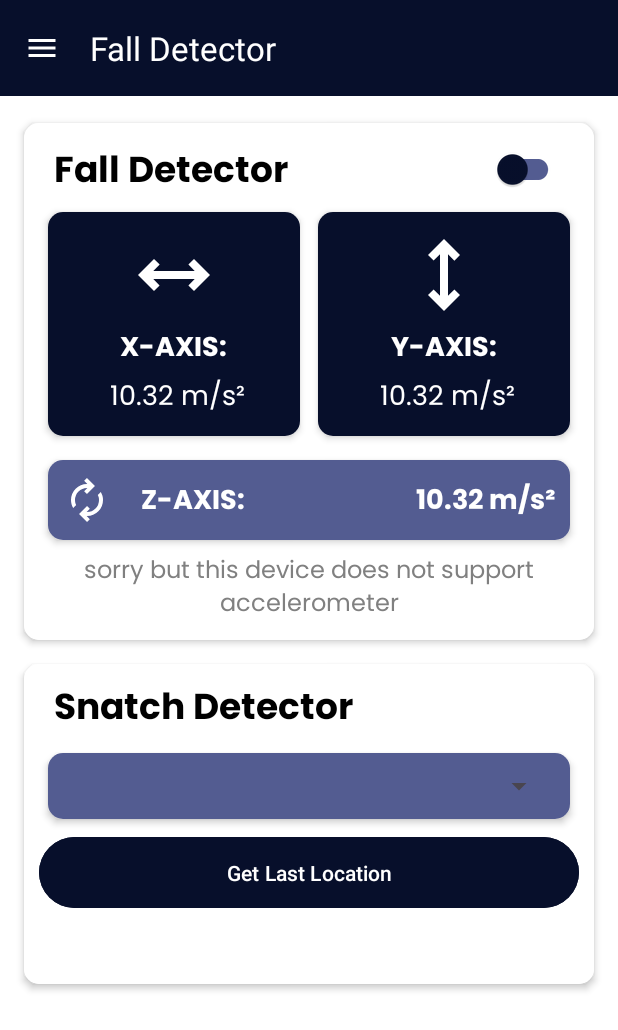
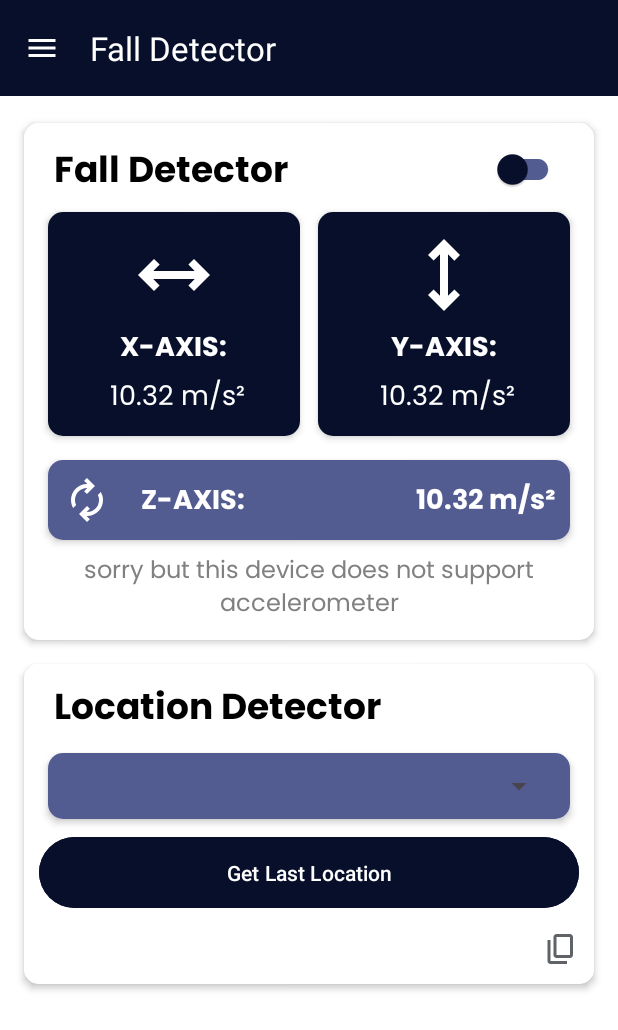
Before and after one commit to PeleboyKulot03/Crash-Detection, an Android app: the screen it shows after launch once a user with an empty profile is signed in (HomePageActivity), after a tap on "Get Last Location", on a phone screen of 412 x 824 dp. Shown: the top 1030 px of the screen. Run offline under Robolectric (Android 15) with nearby library versions, the phone set to English and light mode, and no system bars; our stand-ins replace Firebase (no records; nobody signed in at launch, a user with empty details on screens opened directly); pictures from the network do not load.

Commit message:
added copy to clipboard

```diff
--- a/app/src/main/java/com/example/crashdetector/ui/homepage/HomePageActivity.java
+++ b/app/src/main/java/com/example/crashdetector/ui/homepage/HomePageActivity.java
@@ -5,6 +5,9 @@ import static com.example.crashdetector.ui.homepage.fragments.FallDetector.isBet
 import android.Manifest;
 import android.app.Activity;
 import android.app.ActivityManager;
+import android.app.MediaRouteButton;
+import android.content.ClipData;
+import android.content.ClipboardManager;
 import android.content.Context;
 import android.content.Intent;
 import android.content.SharedPreferences;
@@ -121,6 +124,7 @@ public class HomePageActivity extends AppCompatActivity implements IHomePage, IF
     private ProgressBar progressBar;
     private Spinner spinner;
     HashMap<String, String> models;
+    private LinearLayout addressHolder;
 
 
     @RequiresApi(api = Build.VERSION_CODES.UPSIDE_DOWN_CAKE)
@@ -143,7 +147,8 @@ public class HomePageActivity extends AppCompatActivity implements IHomePage, IF
         name = header.findViewById(R.id.nameTV);
         email = header.findViewById(R.id.emailTV);
         profilePic = header.findViewById(R.id.profilePic);
-
+        addressHolder = findViewById(R.id.addressHolder);
+        ImageView copy = findViewById(R.id.copy);
         accelerometerWarning = findViewById(R.id.warningAccelerometer);
         leftPhoneWarning = findViewById(R.id.leftPhoneWarning);
 
@@ -194,6 +199,11 @@ public class HomePageActivity extends AppCompatActivity implements IHomePage, IF
 
         model.getInformation();
         model.getModels();
+        copy.setOnClickListener(v -> {
+            ClipboardManager clipboard = (ClipboardManager) getSystemService(Context.CLIPBOARD_SERVICE);
+            ClipData clip = ClipData.newPlainText("address", leftPhoneWarning.getText());
+            clipboard.setPrimaryClip(clip);
+        });
 
     }
     public static boolean isServiceRunningInForeground(Context context, Class<?> serviceClass) {
@@ -271,7 +281,7 @@ public class HomePageActivity extends AppCompatActivity implements IHomePage, IF
         Button getLocation = findViewById(R.id.getLocation);
         getLocation.setOnClickListener(v -> {
             leftPhoneWarning.setText(models.get(spinner.getSelectedItem()));
-            leftPhoneWarning.setVisibility(View.VISIBLE);
+            addressHolder.setVisibility(View.VISIBLE);
         });
     }
 
--- /dev/null
+++ b/app/src/main/res/drawable/content_copy_24dp_fill0_wght400_grad0_opsz24.xml
@@ -0,0 +1,9 @@
+<vector xmlns:android="http://schemas.android.com/apk/res/android"
+    android:width="24dp"
+    android:height="24dp"
+    android:viewportWidth="960"
+    android:viewportHeight="960">
+  <path
+      android:pathData="M360,720q-33,0 -56.5,-23.5T280,640v-480q0,-33 23.5,-56.5T360,80h360q33,0 56.5,23.5T800,160v480q0,33 -23.5,56.5T720,720L360,720ZM360,640h360v-480L360,160v480ZM200,880q-33,0 -56.5,-23.5T120,800v-560h80v560h440v80L200,880ZM360,640v-480,480Z"
+      android:fillColor="#5f6368"/>
+</vector>
--- a/app/src/main/res/layout/activity_home_page.xml
+++ b/app/src/main/res/layout/activity_home_page.xml
@@ -272,7 +272,7 @@
                                 android:fontFamily="@font/poppins_bold"
                                 android:paddingStart="10dp"
                                 android:paddingEnd="10dp"
-                                android:text="@string/snatch_phone"
+                                android:text="@string/location_detector"
                                 android:textColor="@color/black"
                                 android:textSize="24sp" />
 
@@ -310,17 +310,33 @@
                             android:backgroundTint="@color/primary"
                             android:textColor="@color/white"
                             />
+                        <LinearLayout
+                            android:id="@+id/addressHolder"
+                            android:layout_width="match_parent"
+                            android:layout_height="wrap_content"
+                            android:orientation="horizontal"
+                            android:visibility="gone"
+                            android:gravity="center_vertical">
                             <TextView
                                 android:layout_marginTop="10dp"
                                 android:id="@+id/leftPhoneWarning"
-                            android:layout_width="match_parent"
+                                android:layout_width="0dp"
+                                android:layout_weight="1"
                                 android:layout_height="wrap_content"
                                 android:fontFamily="@font/poppins_regular"
                                 android:text="@string/accelerometer_warning"
                                 android:textAlignment="center"
                                 android:textColor="@color/gray"
-                            android:textSize="16sp"
-                            android:visibility="gone" />
+                                android:textSize="16sp" />
+                            <ImageView
+                                android:layout_marginTop="5dp"
+                                android:id="@+id/copy"
+                                android:layout_width="wrap_content"
+                                android:layout_height="wrap_content"
+                                android:src="@drawable/content_copy_24dp_fill0_wght400_grad0_opsz24"
+                                android:contentDescription="copy to clipboard"
+                                />
+                        </LinearLayout>
                     </LinearLayout>
                 </androidx.cardview.widget.CardView>
             </LinearLayout>
--- a/app/src/main/res/values/strings.xml
+++ b/app/src/main/res/values/strings.xml
@@ -72,6 +72,7 @@
     <string name="template">----</string>
     <string name="last_location">Last Location</string>
     <string name="snatch_phone">Snatch Detector</string>
+    <string name="location_detector">Location Detector</string>
 
 
 </resources>
```
Lines whose indentation alone changed are shown as unchanged.
